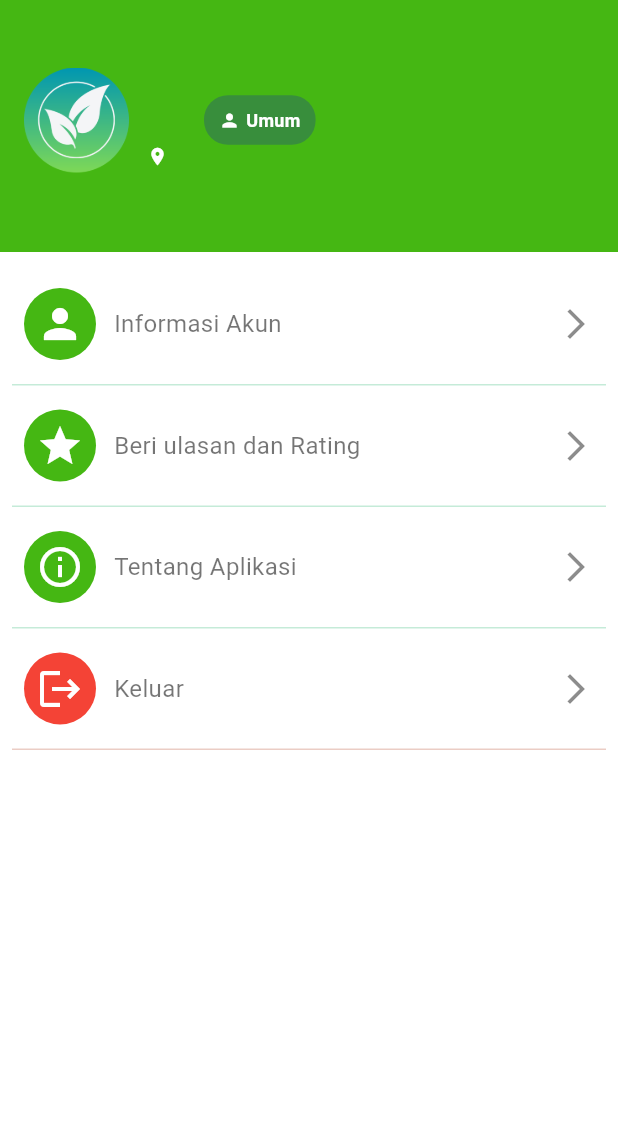
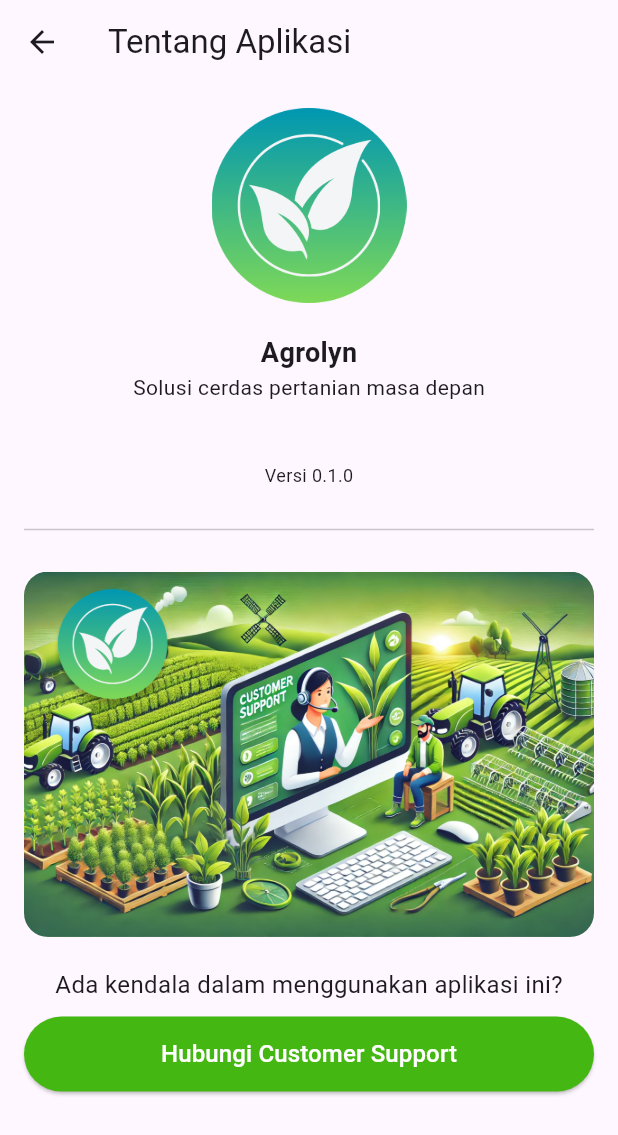
Before and after one commit to dodichakill/higrolyn, a Flutter app: the Profile screen opened directly, after a tap on "Tentang Aplikasi", on a phone screen of 412 x 824 dp. Shown: the top 1135 px of the screen. Run offline on Flutter 3.47's test engine with Material 3 defaults, Android fonts, the light colour scheme and no system bars; our stand-ins replace another_flutter_splash_screen, awesome_snackbar_content, camera, dio, flutter_gemini, flutter_onboarding_slider and 3 more; accounts and stored records are empty; network calls fail.

```diff
--- a/lib/utils/assets_path.dart
+++ b/lib/utils/assets_path.dart
@@ -23,6 +23,7 @@ class ImageAssets {
   static const String banner3 = "$root/Group 253.png";
   static const String banner4 = "$root/Group 254.png";
   static const String jagung = "$root/image (1).png";
+  static const String customerService = "$root/cs.png";
   static const String petaniComunity = "$root/Rectangle 23.png";
   static const String dummyResult = "$root/leaf-blight.jpg";
   static const String backgroundChatbot =
--- a/lib/views/Profile/about_screen.dart
+++ b/lib/views/Profile/about_screen.dart
@@ -1,12 +1,97 @@
+import 'package:agrolyn/shared/constants.dart';
+import 'package:agrolyn/utils/assets_path.dart';
 import 'package:flutter/material.dart';
+import 'package:url_launcher/url_launcher.dart';
 
-class InformationScreen extends StatelessWidget {
-  const InformationScreen({super.key});
+class AboutScreen extends StatelessWidget {
+  const AboutScreen({super.key});
 
   @override
   Widget build(BuildContext context) {
-    return const Center(
-      child: Text("About"),
+    return Scaffold(
+      appBar: AppBar(
+        title: const Text("Tentang Aplikasi"),
+      ),
+      body: Padding(
+        padding: const EdgeInsets.all(16.0),
+        child: Column(
+          children: [
+            Center(
+                child: Image.asset(
+              ImageAssets.logo,
+              height: 130,
+              width: 130,
+            )),
+            const SizedBox(
+              height: 20,
+            ),
+            const Text(
+              "Agrolyn",
+              style: TextStyle(fontWeight: FontWeight.bold, fontSize: 18),
+            ),
+            const Text(
+              "Solusi cerdas pertanian masa depan",
+              style: TextStyle(fontSize: 14),
+            ),
+            const SizedBox(
+              height: 40,
+            ),
+            const Text(
+              "Versi 0.1.0",
+              style: TextStyle(fontSize: 12),
+            ),
+            const SizedBox(
+              height: 20,
+            ),
+            const Divider(
+              thickness: 1,
+            ),
+            const SizedBox(
+              height: 20,
+            ),
+            ClipRRect(
+              borderRadius: BorderRadius.circular(16),
+              child: Image.asset(
+                ImageAssets.customerService,
+                // height: 130,
+                width: double.infinity,
+              ),
+            ),
+            const SizedBox(
+              height: 20,
+            ),
+            const Text(
+              "Ada kendala dalam menggunakan aplikasi ini?",
+              style: TextStyle(fontSize: 16),
+            ),
+            const SizedBox(
+              height: 10,
+            ),
+            SizedBox(
+              width: double.infinity,
+              height: 50,
+              child: ElevatedButton(
+                  style: ElevatedButton.styleFrom(
+                    backgroundColor: MyColors.primaryColorDark,
+                  ),
+                  onPressed: () {
+                    final Uri emailLaunchUri = Uri(
+                      scheme: 'mailto',
+                      path: 'customersupport@agrolyn.online',
+                      queryParameters: {
+                        'subject': 'Kendala',
+                      },
+                    );
+                    launchUrl(emailLaunchUri);
+                  },
+                  child: const Text(
+                    "Hubungi Customer Support",
+                    style: TextStyle(color: Colors.white, fontSize: 16),
+                  )),
+            )
+          ],
+        ),
+      ),
     );
   }
 }
--- a/lib/views/Profile/profile_screen.dart
+++ b/lib/views/Profile/profile_screen.dart
@@ -1,6 +1,7 @@
 import 'package:agrolyn/providers/profile_notifier.dart';
 import 'package:agrolyn/shared/constants.dart';
 import 'package:agrolyn/utils/assets_path.dart';
+import 'package:agrolyn/views/Profile/about_screen.dart';
 import 'package:agrolyn/views/Profile/information_screen.dart';
 import 'package:agrolyn/views/Profile/terms_screen.dart';
 import 'package:agrolyn/widgets/deeplink.dart';
@@ -200,6 +201,7 @@ class Profile extends StatelessWidget {
                       const ItemMenuProfile(
                         icon: Icons.info_outline,
                         name: "Tentang Aplikasi",
+                        page: AboutScreen(),
                       ),
                       const Logout(),
                     ],
--- a/pubspec.yaml
+++ b/pubspec.yaml
@@ -51,6 +51,7 @@ dependencies:
   youtube_player_flutter: ^9.1.1
   url_launcher: ^6.3.1
   change_app_package_name: ^1.4.0
+  awesome_snackbar_content: ^0.1.2
 
 dev_dependencies:
   flutter_test:
```
Also changed, not shown: lib/api/auth_service.dart (+31 -48 lines), lib/shared/custom_snackbar.dart (added, +28 -0 lines), lib/widgets/Logout.dart (+29 -2 lines), assets/images/cs.png (added), pubspec.lock.
